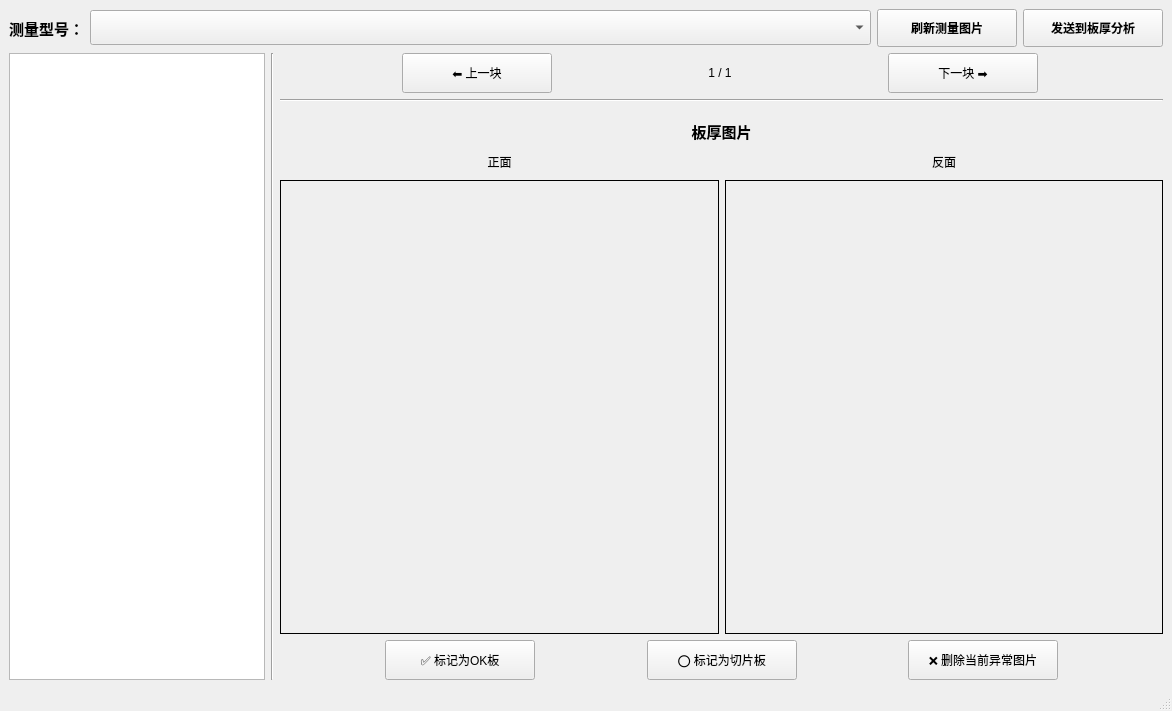
This is ui/MainWindow.ui in helscn/check_brbl_image as Qt 5 draws it before an edit. The edited form follows.
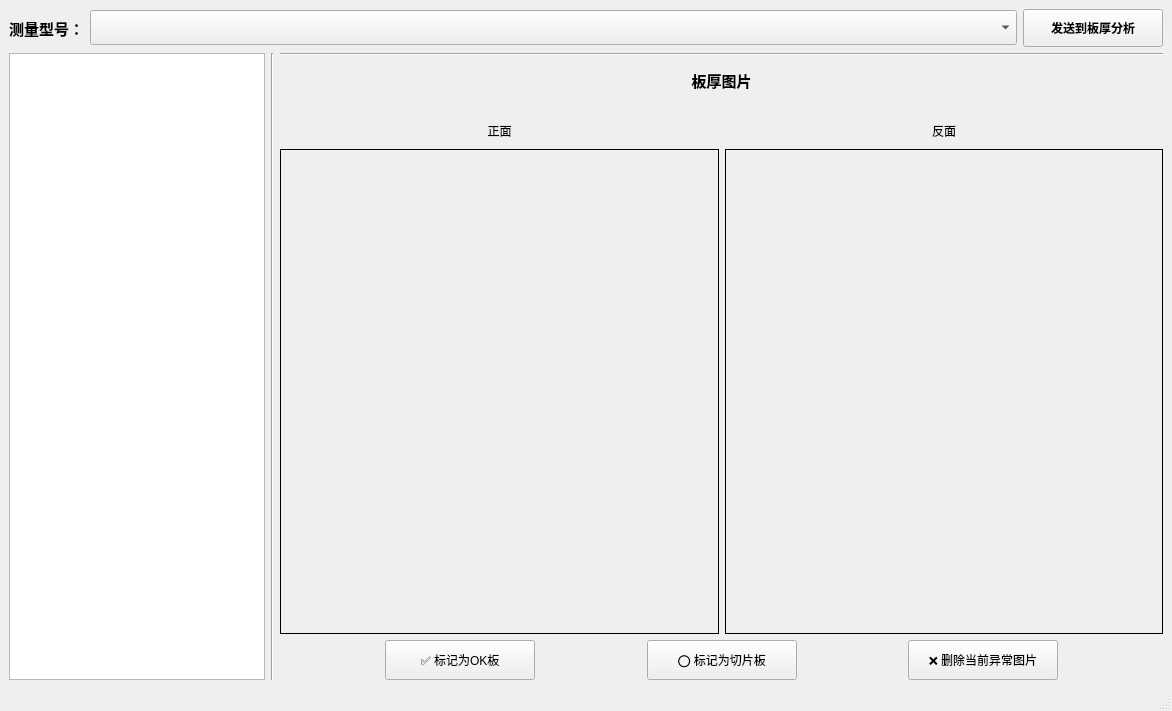
This is the edited form. Icons and pictures are not drawn.

Commit message: 简化UI界面

What changed in the file:
```diff
--- a/ui/MainWindow.ui
+++ b/ui/MainWindow.ui
@@ -61,34 +61,6 @@
         </property>
        </widget>
       </item>
-      <item>
-       <widget class="QPushButton" name="btnLoadImages">
-        <property name="minimumSize">
-         <size>
-          <width>0</width>
-          <height>38</height>
-         </size>
-        </property>
-        <property name="maximumSize">
-         <size>
-          <width>140</width>
-          <height>16777215</height>
-         </size>
-        </property>
-        <property name="font">
-         <font>
-          <bold>true</bold>
-         </font>
-        </property>
-        <property name="text">
-         <string>刷新测量图片</string>
-        </property>
-        <property name="icon">
-         <iconset resource="../resources.qrc">
-          <normaloff>:/icon/res/refresh.png</normaloff>:/icon/res/refresh.png</iconset>
-        </property>
-       </widget>
-      </item>
       <item>
        <widget class="QPushButton" name="btnMoveTodo">
         <property name="minimumSize">
@@ -150,70 +122,6 @@
       </item>
       <item>
        <layout class="QVBoxLayout" name="verticalLayout_3" stretch="0,0,0,1,0">
-        <item>
-         <layout class="QHBoxLayout" name="horizontalLayout_5">
-          <item>
-           <widget class="QPushButton" name="btnPrevious">
-            <property name="minimumSize">
-             <size>
-              <width>100</width>
-              <height>40</height>
-             </size>
-            </property>
-            <property name="maximumSize">
-             <size>
-              <width>150</width>
-              <height>16777215</height>
-             </size>
-            </property>
-            <property name="text">
-             <string>⬅️ 上一块</string>
-            </property>
-           </widget>
-          </item>
-          <item>
-           <widget class="QLabel" name="lblIndex">
-            <property name="minimumSize">
-             <size>
-              <width>80</width>
-              <height>0</height>
-             </size>
-            </property>
-            <property name="maximumSize">
-             <size>
-              <width>80</width>
-              <height>16777215</height>
-             </size>
-            </property>
-            <property name="text">
-             <string>1 / 1</string>
-            </property>
-            <property name="alignment">
-             <set>Qt::AlignCenter</set>
-            </property>
-           </widget>
-          </item>
-          <item>
-           <widget class="QPushButton" name="btnNext">
-            <property name="minimumSize">
-             <size>
-              <width>100</width>
-              <height>40</height>
-             </size>
-            </property>
-            <property name="maximumSize">
-             <size>
-              <width>150</width>
-              <height>16777215</height>
-             </size>
-            </property>
-            <property name="text">
-             <string>下一块 ➡️</string>
-            </property>
-           </widget>
-          </item>
-         </layout>
-        </item>
         <item>
          <widget class="Line" name="line_2">
           <property name="orientation">
@@ -226,13 +134,13 @@
           <property name="minimumSize">
            <size>
             <width>0</width>
-            <height>35</height>
+            <height>30</height>
            </size>
           </property>
           <property name="maximumSize">
            <size>
             <width>16777215</width>
-            <height>35</height>
+            <height>30</height>
            </size>
           </property>
           <property name="font">
@@ -252,6 +160,16 @@
           </property>
          </widget>
         </item>
+        <item>
+         <widget class="QLabel" name="lblComment">
+          <property name="text">
+           <string/>
+          </property>
+          <property name="alignment">
+           <set>Qt::AlignCenter</set>
+          </property>
+         </widget>
+        </item>
         <item>
          <layout class="QGridLayout" name="gridLayout" rowstretch="0,0,0,0">
           <item row="3" column="0">
```
The commit also changes 1 other file.
